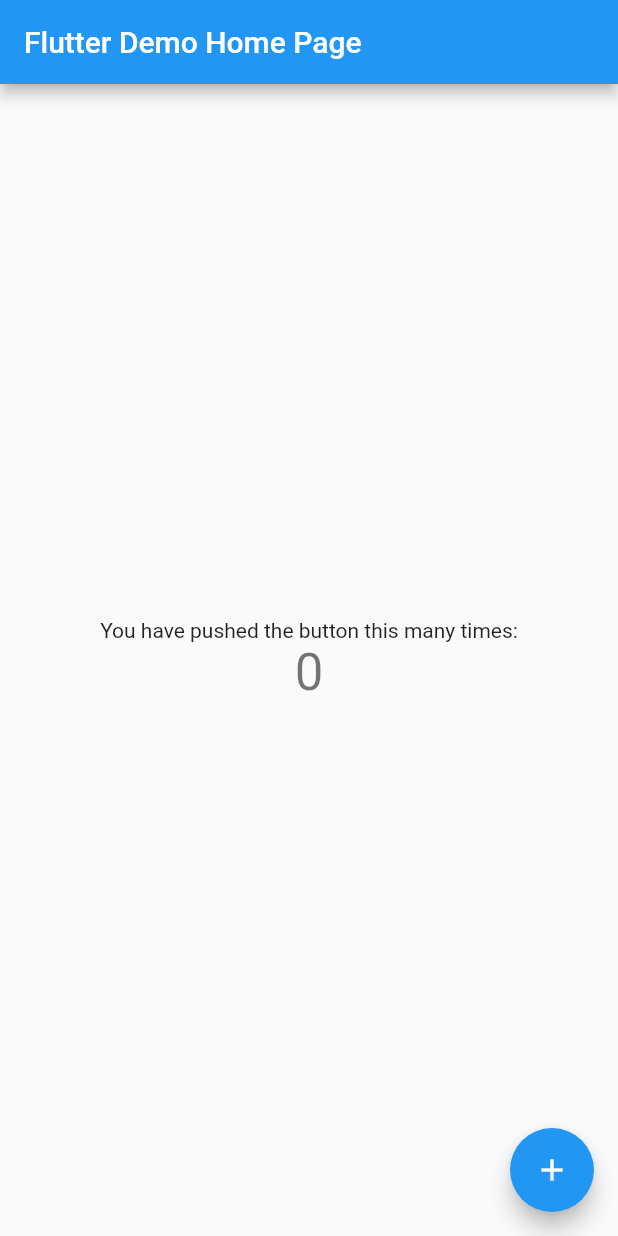
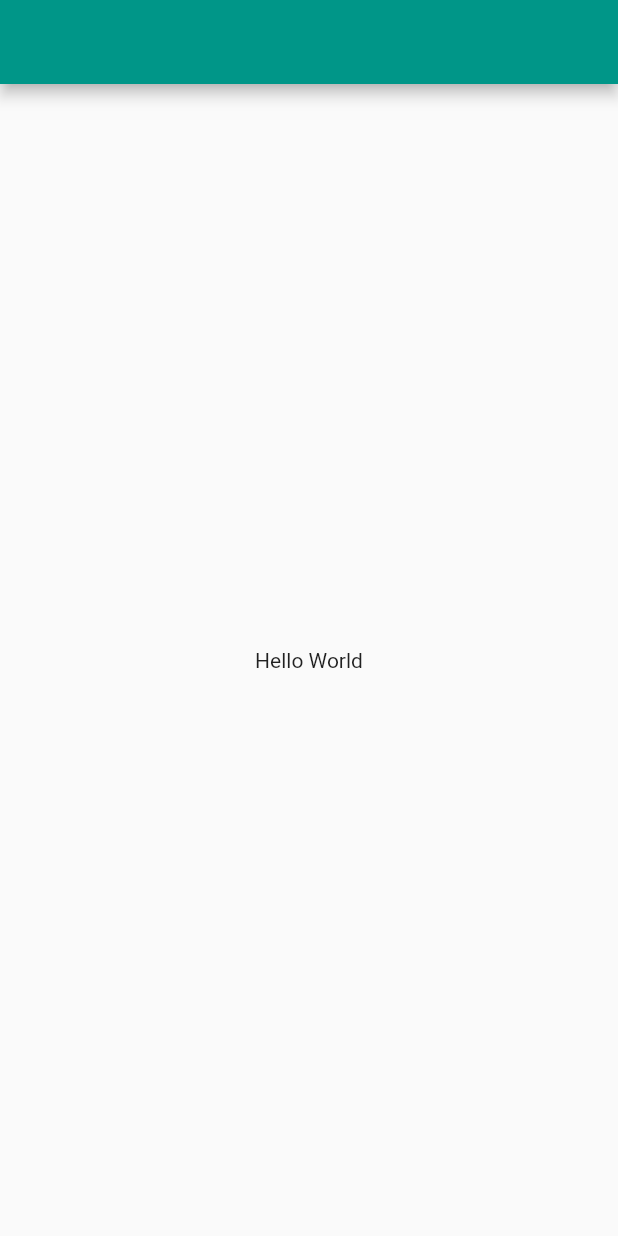
Before and after one commit to ngphsotu/flutter_bloc_tasks_app, a Flutter app: the screen it shows after launch, on a phone screen of 412 x 824 dp. Run offline on Flutter 3.47's test engine with Material 2 defaults, Android fonts, the phone set to English and light mode, and no system bars.

Commit message:
Hello World

```diff
--- a/lib/main.dart
+++ b/lib/main.dart
@@ -1,115 +1,19 @@
 import 'package:flutter/material.dart';
 
-void main() {
-  runApp(const MyApp());
-}
+import 'screens/tasks_screen.dart';
+
+void main() => runApp(const MyApp());
 
 class MyApp extends StatelessWidget {
   const MyApp({super.key});
 
-  // This widget is the root of your application.
   @override
   Widget build(BuildContext context) {
     return MaterialApp(
+      debugShowCheckedModeBanner: false,
       title: 'Flutter Demo',
-      theme: ThemeData(
-        // This is the theme of your application.
-        //
-        // Try running your application with "flutter run". You'll see the
-        // application has a blue toolbar. Then, without quitting the app, try
-        // changing the primarySwatch below to Colors.green and then invoke
-        // "hot reload" (press "r" in the console where you ran "flutter run",
-        // or simply save your changes to "hot reload" in a Flutter IDE).
-        // Notice that the counter didn't reset back to zero; the application
-        // is not restarted.
-        primarySwatch: Colors.blue,
-      ),
-      home: const MyHomePage(title: 'Flutter Demo Home Page'),
+      theme: ThemeData(primarySwatch: Colors.teal),
+      home: const TasksScreen(),
     );
   }
 }
-
-class MyHomePage extends StatefulWidget {
-  const MyHomePage({super.key, required this.title});
-
-  // This widget is the home page of your application. It is stateful, meaning
-  // that it has a State object (defined below) that contains fields that affect
-  // how it looks.
-
-  // This class is the configuration for the state. It holds the values (in this
-  // case the title) provided by the parent (in this case the App widget) and
-  // used by the build method of the State. Fields in a Widget subclass are
-  // always marked "final".
-
-  final String title;
-
-  @override
-  State<MyHomePage> createState() => _MyHomePageState();
-}
-
-class _MyHomePageState extends State<MyHomePage> {
-  int _counter = 0;
-
-  void _incrementCounter() {
-    setState(() {
-      // This call to setState tells the Flutter framework that something has
-      // changed in this State, which causes it to rerun the build method below
-      // so that the display can reflect the updated values. If we changed
-      // _counter without calling setState(), then the build method would not be
-      // called again, and so nothing would appear to happen.
-      _counter++;
-    });
-  }
-
-  @override
-  Widget build(BuildContext context) {
-    // This method is rerun every time setState is called, for instance as done
-    // by the _incrementCounter method above.
-    //
-    // The Flutter framework has been optimized to make rerunning build methods
-    // fast, so that you can just rebuild anything that needs updating rather
-    // than having to individually change instances of widgets.
-    return Scaffold(
-      appBar: AppBar(
-        // Here we take the value from the MyHomePage object that was created by
-        // the App.build method, and use it to set our appbar title.
-        title: Text(widget.title),
-      ),
-      body: Center(
-        // Center is a layout widget. It takes a single child and positions it
-        // in the middle of the parent.
-        child: Column(
-          // Column is also a layout widget. It takes a list of children and
-          // arranges them vertically. By default, it sizes itself to fit its
-          // children horizontally, and tries to be as tall as its parent.
-          //
-          // Invoke "debug painting" (press "p" in the console, choose the
-          // "Toggle Debug Paint" action from the Flutter Inspector in Android
-          // Studio, or the "Toggle Debug Paint" command in Visual Studio Code)
-          // to see the wireframe for each widget.
-          //
-          // Column has various properties to control how it sizes itself and
-          // how it positions its children. Here we use mainAxisAlignment to
-          // center the children vertically; the main axis here is the vertical
-          // axis because Columns are vertical (the cross axis would be
-          // horizontal).
-          mainAxisAlignment: MainAxisAlignment.center,
-          children: <Widget>[
-            const Text(
-              'You have pushed the button this many times:',
-            ),
-            Text(
-              '$_counter',
-              style: Theme.of(context).textTheme.headline4,
-            ),
-          ],
-        ),
-      ),
-      floatingActionButton: FloatingActionButton(
-        onPressed: _incrementCounter,
-        tooltip: 'Increment',
-        child: const Icon(Icons.add),
-      ), // This trailing comma makes auto-formatting nicer for build methods.
-    );
-  }
-}
--- /dev/null
+++ b/lib/screens/tasks_screen.dart
@@ -0,0 +1,15 @@
+import 'package:flutter/material.dart';
+
+class TasksScreen extends StatelessWidget {
+  const TasksScreen({super.key});
+
+  @override
+  Widget build(BuildContext context) {
+    return Scaffold(
+      appBar: AppBar(),
+      body: const Center(
+        child: Text('Hello World'),
+      ),
+    );
+  }
+}
```
